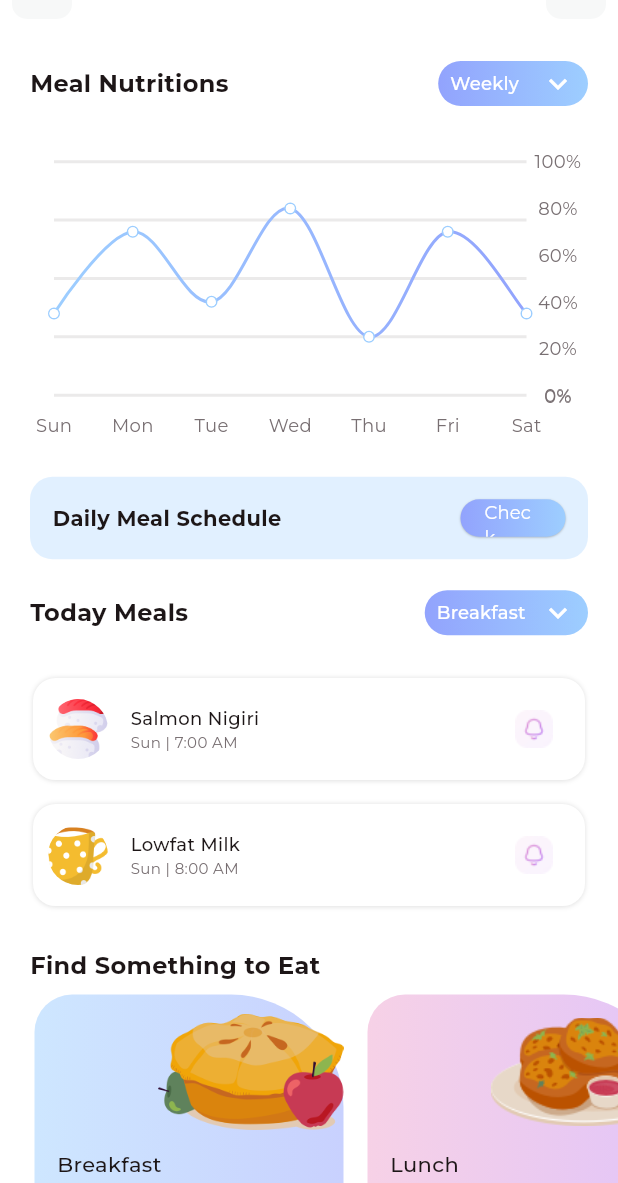
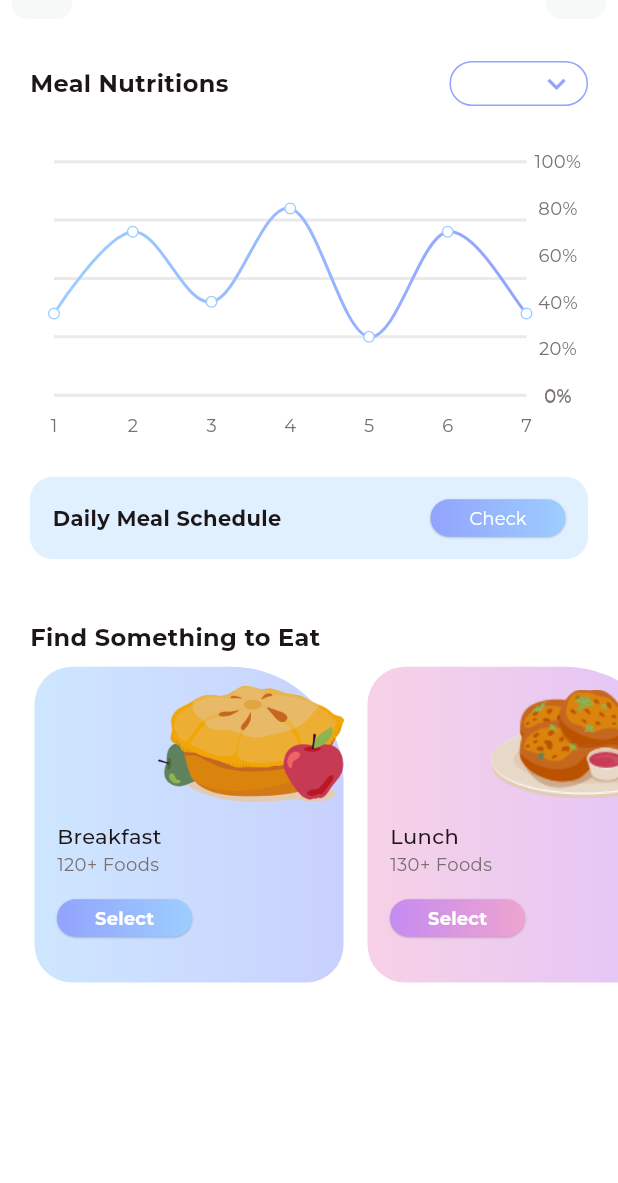
Before and after one commit to risvill/FFLEX, a Flutter app: the screen it shows after launch, on a phone screen of 412 x 824 dp, the part 53-1236 px from its top. Run offline on Flutter 3.47's test engine with Material 3 defaults, Android fonts, the phone set to English and light mode, and no system bars; drawn by our look-alikes of fl_chart; our stand-ins replace animated_toggle_switch, carousel_slider, get, google_nav_bar, google_sign_in, readmore and 2 more; missing offline and left inert: dotted_dashed_line, email_otp, simple_animation_progress_bar; project files that could hold a hidden picture were left out.

Commit message:
Скорректировала MealPlanner под наши цели и задачи. Исправила неделю с месяцем

```diff
--- a/lib/view/home/home_view.dart
+++ b/lib/view/home/home_view.dart
@@ -1,3 +1,5 @@
+// ignore_for_file: non_constant_identifier_names
+
 import 'dart:math';
 
 import 'package:dotted_dashed_line/dotted_dashed_line.dart';
--- a/lib/view/meal_planner/food_info_detail_view.dart
+++ b/lib/view/meal_planner/food_info_detail_view.dart
@@ -203,15 +203,7 @@ class _FoodInfoDetailsViewState extends State<FoodInfoDetailsView> {
                                 ],
                               ),
                             ),
-                            TextButton(
-                              onPressed: () {},
-                              child: Image.asset(
-                                "assets/img/fav.png",
-                                width: 15,
-                                height: 15,
-                                fit: BoxFit.contain,
-                              ),
-                            )
+
                           ],
                         ),
                       ),
--- a/lib/view/meal_planner/meal_food_detail_view.dart
+++ b/lib/view/meal_planner/meal_food_detail_view.dart
@@ -176,20 +176,6 @@ class _MealFoodDetailsViewState extends State<MealFoodDetailsView> {
                         ),
                         hintText: "Search Pancake"),
                   )),
-                  Container(
-                    margin: const EdgeInsets.symmetric(horizontal: 8),
-                    width: 1,
-                    height: 25,
-                    color: TColor.gray.withOpacity(0.3),
-                  ),
-                  InkWell(
-                    onTap: () {},
-                    child: Image.asset(
-                      "assets/img/Filter.png",
-                      width: 25,
-                      height: 25,
-                    ),
-                  )
                 ],
               ),
             ),
--- a/lib/view/meal_planner/meal_planner_view.dart
+++ b/lib/view/meal_planner/meal_planner_view.dart
@@ -1,3 +1,5 @@
+// ignore_for_file: non_constant_identifier_names
+
 import 'package:fflex/view/meal_planner/meal_food_detail_view.dart';
 import 'package:fl_chart/fl_chart.dart';
 import 'package:flutter/material.dart';
@@ -15,6 +17,12 @@ class MealPlannerView extends StatefulWidget {
 }
 
 class _MealPlannerViewState extends State<MealPlannerView> {
+  int touchedIndex = -1;
+  String selectedValue = "Месяц";
+  bool isWeekSelected = true;
+  List<LineChartBarData> get lineBarsData1 {
+  return isWeekSelected ? [lineChartBarData1_1] : [lineChartBarData1_2_monthly];
+  }
   List todayMealArr = [
     {
       "name": "Salmon Nigiri",
@@ -27,6 +35,39 @@ class _MealPlannerViewState extends State<MealPlannerView> {
       "time": "28/05/2023 08:00 AM"
     },
   ];
+  List<FlSpot> get allSpots => const [
+        FlSpot(0, 20),
+        FlSpot(1, 25),
+        FlSpot(2, 40),
+        FlSpot(3, 50),
+        FlSpot(4, 35),
+        FlSpot(5, 40),
+        FlSpot(6, 30),
+        FlSpot(7, 20),
+        FlSpot(8, 25),
+        FlSpot(9, 40),
+        FlSpot(10, 50),
+        FlSpot(11, 35),
+        FlSpot(12, 50),
+        FlSpot(13, 60),
+        FlSpot(14, 40),
+        FlSpot(15, 50),
+        FlSpot(16, 20),
+        FlSpot(17, 25),
+        FlSpot(18, 40),
+        FlSpot(19, 50),
+        FlSpot(20, 35),
+        FlSpot(21, 80),
+        FlSpot(22, 30),
+        FlSpot(23, 20),
+        FlSpot(24, 25),
+        FlSpot(25, 40),
+        FlSpot(26, 50),
+        FlSpot(27, 35),
+        FlSpot(28, 50),
+        FlSpot(29, 60),
+        FlSpot(30, 40)
+      ];
 
   List findEatArr = [
     {
@@ -34,12 +75,43 @@ class _MealPlannerViewState extends State<MealPlannerView> {
       "image": "assets/img/m_3.png",
       "number": "120+ Foods"
     },
-    {"name": "Lunch", "image": "assets/img/m_4.png", "number": "130+ Foods"},
+    {
+      "name": "Lunch",
+      "image": "assets/img/m_4.png",
+      "number": "130+ Foods"
+    },
+    {
+      "name": "Dinner",
+      "image": "assets/img/apple_pie.png",
+      "number": "140+ Foods"
+    },
   ];
+    List<int> showingTooltipOnSpots = [21];
 
   @override
   Widget build(BuildContext context) {
     var media = MediaQuery.of(context).size;
+    final lineBarsData = [
+      LineChartBarData(
+        showingIndicators: showingTooltipOnSpots,
+        spots: allSpots,
+        isCurved: false,
+        barWidth: 3,
+        belowBarData: BarAreaData(
+          show: true,
+          gradient: LinearGradient(colors: [
+            TColor.primaryColor2.withOpacity(0.4),
+            TColor.primaryColor1.withOpacity(0.1),
+          ], begin: Alignment.topCenter, end: Alignment.bottomCenter),
+        ),
+        dotData: const FlDotData(show: false),
+        gradient: LinearGradient(
+          colors: TColor.primaryG,
+        ),
+      ),
+    ];
+
+    final tooltipsOnBar = lineBarsData[0];
 
     return Scaffold(
       appBar: AppBar(
@@ -116,29 +188,42 @@ class _MealPlannerViewState extends State<MealPlannerView> {
                           height: 30,
                       padding: const EdgeInsets.symmetric(horizontal: 8),
                       decoration: BoxDecoration(
-                            gradient: LinearGradient(colors: TColor.primaryG),
-                            borderRadius: BorderRadius.circular(15),
+                        color: TColor.white,
+                        border: Border.all(color: TColor.primaryColor1),
+                        borderRadius: BorderRadius.circular(15)
                       ),
                           child: DropdownButtonHideUnderline(
                             child: DropdownButton(
-                              items: ["Weekly", "Monthly"]
+                              items: ["Неделя", "Месяц"]
                             .map((name) => DropdownMenuItem(
                               value: name,
                               child: Text(
                                 name,
                                 style: TextStyle(
-                                              color: TColor.gray, fontSize: 14),
+                                  color: TColor.primaryColor1,
+                                  fontSize: 14,
+                                ),
                               ),
                             ))
                             .toList(),
-                              onChanged: (value) {},
-                              icon:
-                                  Icon(Icons.expand_more, color: TColor.white),
+                            onChanged: (value) {
+                            setState(() {
+                              selectedValue = value.toString();
+                              isWeekSelected = value == "Неделя"; // Установка флага
+                            });
+                            // Обновление состояния после изменения значения
+                            setState(() {
+                              touchedIndex = -1; // Сброс индекса при изменении выбранного значения
+                            });
+                          },
+                          icon: Icon(Icons.expand_more, color: TColor.primaryColor1),
                           hint: Text(
-                                "Weekly",
+                            "Неделя",
                             textAlign: TextAlign.center,
                             style: TextStyle(
-                                    color: TColor.white, fontSize: 12),
+                              color: TColor.white,
+                              fontSize: 12,
+                            ),
                           ),
                             ),
                           )),
@@ -153,32 +238,32 @@ class _MealPlannerViewState extends State<MealPlannerView> {
                       width: double.maxFinite,
                       child: LineChart(
                         LineChartData(
-                          // showingTooltipIndicators:
-                          //     showingTooltipOnSpots.map((index) {
-                          //   return ShowingTooltipIndicators([
-                          //     LineBarSpot(
-                          //       tooltipsOnBar,
-                          //       lineBarsData.indexOf(tooltipsOnBar),
-                          //       tooltipsOnBar.spots[index],
-                          //     ),
-                          //   ]);
-                          // }).toList(),
+                          showingTooltipIndicators:
+                              showingTooltipOnSpots.map((index) {
+                            return ShowingTooltipIndicators([
+                              LineBarSpot(
+                                tooltipsOnBar,
+                                lineBarsData.indexOf(tooltipsOnBar),
+                                tooltipsOnBar.spots[index],
+                              ),
+                            ]);
+                          }).toList(),
                           lineTouchData: LineTouchData(
                             enabled: true,
                             handleBuiltInTouches: false,
                             touchCallback: (FlTouchEvent event,
                                 LineTouchResponse? response) {
-                              // if (response == null || response.lineBarSpots == null) {
-                              //   return;
-                              // }
-                              // if (event is FlTapUpEvent) {
-                              //   final spotIndex =
-                              //       response.lineBarSpots!.first.spotIndex;
-                              //   showingTooltipOnSpots.clear();
-                              //   setState(() {
-                              //     showingTooltipOnSpots.add(spotIndex);
-                              //   });
-                              // }
+                              if (response == null || response.lineBarSpots == null) {
+                                return;
+                              }
+                              if (event is FlTapUpEvent) {
+                                final spotIndex =
+                                    response.lineBarSpots!.first.spotIndex;
+                                showingTooltipOnSpots.clear();
+                                setState(() {
+                                  showingTooltipOnSpots.add(spotIndex);
+                                });
+                              }
                             },
                             mouseCursorResolver: (FlTouchEvent event,
                                 LineTouchResponse? response) {
@@ -192,7 +277,7 @@ class _MealPlannerViewState extends State<MealPlannerView> {
                                 List<int> spotIndexes) {
                               return spotIndexes.map((index) {
                                 return TouchedSpotIndicatorData(
-                                  FlLine(
+                                  const FlLine(
                                     color: Colors.transparent,
                                   ),
                                   FlDotData(
@@ -231,8 +316,8 @@ class _MealPlannerViewState extends State<MealPlannerView> {
                           maxY: 110,
                           titlesData: FlTitlesData(
                               show: true,
-                              leftTitles: AxisTitles(),
-                              topTitles: AxisTitles(),
+                              leftTitles: const AxisTitles(),
+                              topTitles: const AxisTitles(),
                               bottomTitles: AxisTitles(
                                 sideTitles: bottomTitles,
                               ),
@@ -280,7 +365,7 @@ class _MealPlannerViewState extends State<MealPlannerView> {
                               fontWeight: FontWeight.w700),
                         ),
                         SizedBox(
-                          width: 70,
+                          width: 90,
                           height: 25,
                           child: RoundButton(
                             title: "Check",
@@ -298,68 +383,7 @@ class _MealPlannerViewState extends State<MealPlannerView> {
                   SizedBox(
                     height: media.width * 0.05,
                   ),
-                  Row(
-                    mainAxisAlignment: MainAxisAlignment.spaceBetween,
-                    children: [
-                      Text(
-                        "Today Meals",
-                        style: TextStyle(
-                            color: TColor.black,
-                            fontSize: 16,
-                            fontWeight: FontWeight.w700),
-                      ),
-                      Container(
-                          height: 30,
-                          padding: const EdgeInsets.symmetric(horizontal: 8),
-                          decoration: BoxDecoration(
-                            gradient: LinearGradient(colors: TColor.primaryG),
-                            borderRadius: BorderRadius.circular(15),
-                          ),
-                          child: DropdownButtonHideUnderline(
-                            child: DropdownButton(
-                              items: [
-                                "Breakfast",
-                                "Lunch",
-                                "Dinner",
-                                "Snack",
-                                "Dessert"
-                              ]
-                                  .map((name) => DropdownMenuItem(
-                                        value: name,
-                                        child: Text(
-                                          name,
-                                          style: TextStyle(
-                                              color: TColor.gray, fontSize: 14),
-                                        ),
-                                      ))
-                                  .toList(),
-                              onChanged: (value) {},
-                              icon:
-                                  Icon(Icons.expand_more, color: TColor.white),
-                              hint: Text(
-                                "Breakfast",
-                                textAlign: TextAlign.center,
-                                style: TextStyle(
-                                    color: TColor.white, fontSize: 12),
-                              ),
-                            ),
-                          )),
-                    ],
-                  ),
-                  SizedBox(
-                    height: media.width * 0.05,
-                  ),
-                  ListView.builder(
-                      padding: EdgeInsets.zero,
-                      physics: const NeverScrollableScrollPhysics(),
-                      shrinkWrap: true,
-                      itemCount: todayMealArr.length,
-                      itemBuilder: (context, index) {
-                        var mObj = todayMealArr[index] as Map? ?? {};
-                        return TodayMealRow(
-                          mObj: mObj,
-                        );
-                      }),
+
                 ],
               ),
             ),
@@ -401,10 +425,6 @@ class _MealPlannerViewState extends State<MealPlannerView> {
     );
   }
 
-  List<LineChartBarData> get lineBarsData1 => [
-        lineChartBarData1_1,
-      ];
-
   LineChartBarData get lineChartBarData1_1 => LineChartBarData(
         isCurved: true,
         gradient: LinearGradient(colors: [
@@ -433,6 +453,37 @@ class _MealPlannerViewState extends State<MealPlannerView> {
           FlSpot(7, 35),
         ],
       );
+
+
+      LineChartBarData get lineChartBarData1_2_monthly => LineChartBarData(
+        isCurved: true,
+        gradient: LinearGradient(colors: [
+          TColor.secondaryColor2,
+          TColor.secondaryColor1,
+        ]),
+        barWidth: 2,
+        isStrokeCapRound: true,
+        dotData: FlDotData(
+          show: true,
+          getDotPainter: (spot, percent, barData, index) => FlDotCirclePainter(
+            radius: 3,
+            color: Colors.white,
+            strokeWidth: 1,
+            strokeColor: TColor.secondaryColor1,
+          ),
+        ),
+        belowBarData: BarAreaData(show: false),
+        spots: const [
+          FlSpot(1, 50),
+          FlSpot(2, 85),
+          FlSpot(3, 35),
+          FlSpot(4, 73),
+          FlSpot(5, 42),
+          FlSpot(6, 55),
+          FlSpot(7, 20),
+        ],
+      );
+
 
   SideTitles get rightTitles => SideTitles(
         getTitlesWidget: rightTitleWidgets,
@@ -489,25 +540,25 @@ class _MealPlannerViewState extends State<MealPlannerView> {
     Widget text;
     switch (value.toInt()) {
       case 1:
-        text = Text('Sun', style: style);
+        text = Text('1', style: style);
         break;
       case 2:
-        text = Text('Mon', style: style);
+        text = Text('2', style: style);
         break;
       case 3:
-        text = Text('Tue', style: style);
+        text = Text('3', style: style);
         break;
       case 4:
-        text = Text('Wed', style: style);
+        text = Text('4', style: style);
         break;
       case 5:
-        text = Text('Thu', style: style);
+        text = Text('5', style: style);
         break;
       case 6:
-        text = Text('Fri', style: style);
+        text = Text('6', style: style);
         break;
       case 7:
-        text = Text('Sat', style: style);
+        text = Text('7', style: style);
         break;
       default:
         text = const Text('');
```
Lines whose indentation alone changed are shown as unchanged.
